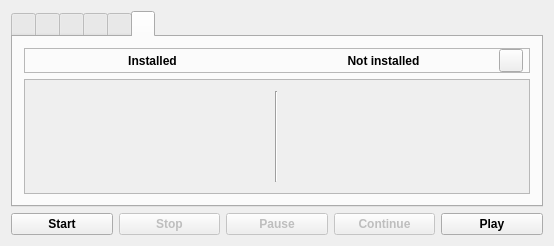
vkohaupt/vokoscreenNG, file mainwindow.ui: the form before one commit.
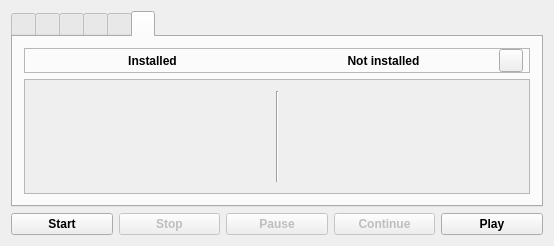
The form after the commit. The open tabs and pages were chosen to show the change. Icons and pictures are not drawn.

Commit message: Tab element available

```diff
--- a/mainwindow.ui
+++ b/mainwindow.ui
@@ -454,6 +454,19 @@
              <layout class="QHBoxLayout" name="horizontalLayout_5">
               <item>
                <layout class="QVBoxLayout" name="verticalLayoutAvailableInstalled">
+                <item>
+                 <spacer name="horizontalSpacer_4">
+                  <property name="orientation">
+                   <enum>Qt::Horizontal</enum>
+                  </property>
+                  <property name="sizeHint" stdset="0">
+                   <size>
+                    <width>40</width>
+                    <height>20</height>
+                   </size>
+                  </property>
+                 </spacer>
+                </item>
                 <item>
                  <spacer name="verticalSpacer">
                   <property name="orientation">
@@ -478,6 +491,22 @@
               </item>
               <item>
                <layout class="QVBoxLayout" name="verticalLayoutAvailableNotInstalled">
+                <item>
+                 <spacer name="horizontalSpacer_3">
+                  <property name="orientation">
+                   <enum>Qt::Horizontal</enum>
+                  </property>
+                  <property name="sizeType">
+                   <enum>QSizePolicy::Expanding</enum>
+                  </property>
+                  <property name="sizeHint" stdset="0">
+                   <size>
+                    <width>40</width>
+                    <height>20</height>
+                   </size>
+                  </property>
+                 </spacer>
+                </item>
                 <item>
                  <spacer name="verticalSpacer_2">
                   <property name="orientation">
```
Left out of the diff: 9 changed lines with no effect on the pictures. The commit also changes 1 other file.
